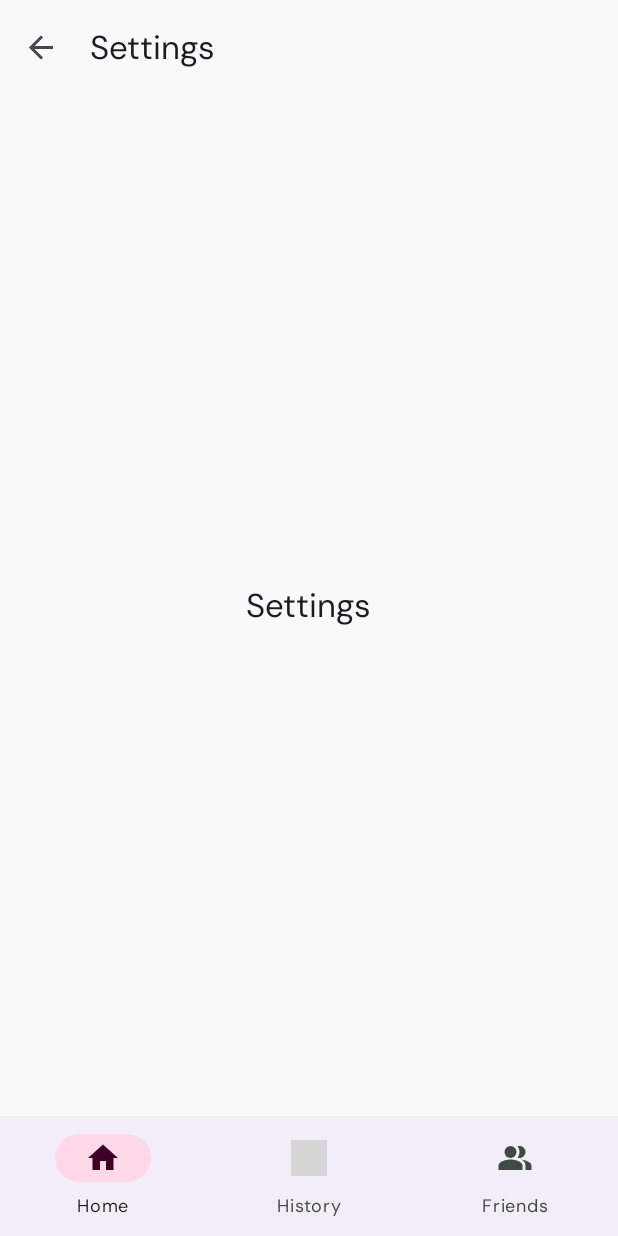
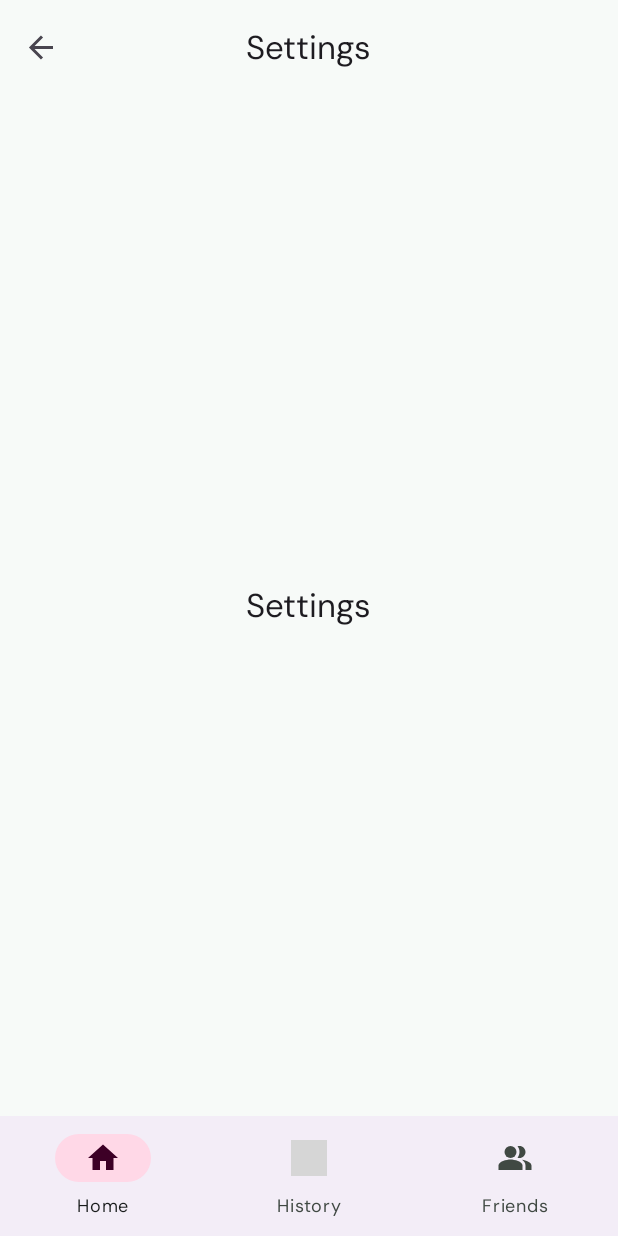
Before and after one commit to H3isenb3rg/MobileProgramming2023, an Android app: the HistoryFragment screen opened through its navigation route, after a tap on "Settings", on a phone screen of 412 x 824 dp. Run offline under Robolectric (Android 15) with nearby library versions, the phone set to English and light mode, and no system bars; our stand-ins replace navigation-ui; 1 statement that could not run was skipped; grey boxes are pictures that could not be loaded.

Commit message:
Refactor top app bar handling

```diff
--- a/app/src/main/java/it/unibs/mp/horace/HistoryFragment.kt
+++ b/app/src/main/java/it/unibs/mp/horace/HistoryFragment.kt
@@ -4,10 +4,9 @@ import android.os.Bundle
 import android.view.LayoutInflater
 import android.view.View
 import android.view.ViewGroup
-import androidx.fragment.app.Fragment
 import it.unibs.mp.horace.databinding.FragmentHistoryBinding
 
-class HistoryFragment : Fragment() {
+class HistoryFragment : TopLevelFragment() {
     private var _binding: FragmentHistoryBinding? = null
     private val binding get() = _binding!!
 
@@ -18,10 +17,6 @@ class HistoryFragment : Fragment() {
         return binding.root
     }
 
-    override fun onViewCreated(view: View, savedInstanceState: Bundle?) {
-        (requireActivity() as MainActivity).setupToolbar(binding.topBarContainer.topAppBar, true)
-    }
-
     override fun onDestroyView() {
         super.onDestroyView()
         _binding = null
--- a/app/src/main/java/it/unibs/mp/horace/HomeFragment.kt
+++ b/app/src/main/java/it/unibs/mp/horace/HomeFragment.kt
@@ -4,10 +4,9 @@ import android.os.Bundle
 import android.view.LayoutInflater
 import android.view.View
 import android.view.ViewGroup
-import androidx.fragment.app.Fragment
 import it.unibs.mp.horace.databinding.FragmentHomeBinding
 
-class HomeFragment : Fragment() {
+class HomeFragment : TopLevelFragment() {
     private var _binding: FragmentHomeBinding? = null
     private val binding get() = _binding!!
 
@@ -18,10 +17,6 @@ class HomeFragment : Fragment() {
         return binding.root
     }
 
-    override fun onViewCreated(view: View, savedInstanceState: Bundle?) {
-        (requireActivity() as MainActivity).setupToolbar(binding.topBarContainer.topAppBar, true)
-    }
-
     override fun onDestroyView() {
         super.onDestroyView()
         _binding = null
--- a/app/src/main/java/it/unibs/mp/horace/MainActivity.kt
+++ b/app/src/main/java/it/unibs/mp/horace/MainActivity.kt
@@ -2,17 +2,26 @@ package it.unibs.mp.horace
 
 import android.os.Bundle
 import androidx.appcompat.app.AppCompatActivity
-import androidx.appcompat.widget.Toolbar
 import androidx.core.view.WindowCompat
 import androidx.navigation.NavController
 import androidx.navigation.fragment.NavHostFragment
 import androidx.navigation.ui.AppBarConfiguration
+import androidx.navigation.ui.navigateUp
+import androidx.navigation.ui.setupActionBarWithNavController
 import androidx.navigation.ui.setupWithNavController
 import it.unibs.mp.horace.databinding.ActivityMainBinding
 
 class MainActivity : AppCompatActivity() {
     private lateinit var binding: ActivityMainBinding
     private lateinit var navController: NavController
+
+    // Top level destinations.
+    // Up action won't be shown in the top app bar on these screens.
+    private var appBarConfiguration: AppBarConfiguration = AppBarConfiguration(
+        setOf(
+            R.id.homeFragment, R.id.historyFragment, R.id.friendsFragment
+        )
+    )
 
     override fun onCreate(savedInstanceState: Bundle?) {
         super.onCreate(savedInstanceState)
@@ -29,36 +38,18 @@ class MainActivity : AppCompatActivity() {
         navController = host.navController
 
         setUpBottomNavigation()
+        setupActionBar()
     }
 
     /**
-     * Sets up toolbar to use navigation
+     * Sets up action bar to use navigation.
      */
-    fun setupToolbar(toolbar: Toolbar, hasSettings: Boolean = false) {
-        // Set top level destinations.
-        // Up action won't be shown in the top app bar on these screens.
-        val appBarConfiguration = AppBarConfiguration(
-            setOf(
-                R.id.homeFragment,
-                R.id.historyFragment,
-                R.id.friendsFragment
-            )
-        )
-        toolbar.setupWithNavController(navController, appBarConfiguration)
-        if (hasSettings) {
-            toolbar.setOnMenuItemClickListener {
-                when (it.itemId) {
-                    R.id.settings -> {
-                        val action =
-                            MainNavDirections.actionGlobalSettingsFragment()
-                        navController.navigate(action)
-                        true
-                    }
+    private fun setupActionBar() {
+        // Set material toolbar as action bar
+        setSupportActionBar(binding.topAppBar)
+        setupActionBarWithNavController(navController, appBarConfiguration)
 
-                    else -> false
-                }
-            }
-        }
+
     }
 
     /**
@@ -66,7 +57,6 @@ class MainActivity : AppCompatActivity() {
      */
     private fun setUpBottomNavigation() {
         binding.bottomNav.setupWithNavController(navController)
-
         binding.bottomNav.setOnItemSelectedListener { item ->
             when (item.itemId) {
                 R.id.home -> {
@@ -88,4 +78,8 @@ class MainActivity : AppCompatActivity() {
             }
         }
     }
+
+    override fun onSupportNavigateUp(): Boolean {
+        return navController.navigateUp(appBarConfiguration) || super.onSupportNavigateUp()
+    }
 }
--- /dev/null
+++ b/app/src/main/java/it/unibs/mp/horace/TopLevelFragment.kt
@@ -0,0 +1,33 @@
+package it.unibs.mp.horace
+
+import android.os.Bundle
+import android.view.Menu
+import android.view.MenuInflater
+import android.view.MenuItem
+import android.view.View
+import androidx.core.view.MenuHost
+import androidx.core.view.MenuProvider
+import androidx.fragment.app.Fragment
+import androidx.lifecycle.Lifecycle
+import androidx.navigation.findNavController
+
+abstract class TopLevelFragment : Fragment() {
+
+    override fun onViewCreated(view: View, savedInstanceState: Bundle?) {
+        val menuHost: MenuHost = requireActivity()
+        menuHost.addMenuProvider(object : MenuProvider {
+            override fun onCreateMenu(menu: Menu, menuInflater: MenuInflater) {
+                menuInflater.inflate(R.menu.top_level_top_menu, menu)
+            }
+
+            override fun onMenuItemSelected(menuItem: MenuItem): Boolean {
+                if (menuItem.itemId == R.id.settings) {
+                    val action = MainNavDirections.actionGlobalSettingsFragment()
+                    view.findNavController().navigate(action)
+                    return true
+                }
+                return false
+            }
+        }, viewLifecycleOwner, Lifecycle.State.RESUMED)
+    }
+}
--- a/app/src/main/res/layout/activity_main.xml
+++ b/app/src/main/res/layout/activity_main.xml
@@ -5,6 +5,32 @@
     android:layout_width="match_parent"
     android:layout_height="match_parent"
     tools:context=".MainActivity">
+
+    <androidx.coordinatorlayout.widget.CoordinatorLayout
+        android:id="@+id/topAppBarContainer"
+        android:layout_width="match_parent"
+        android:layout_height="wrap_content"
+        app:layout_constraintBottom_toTopOf="@+id/navHostFragment"
+        app:layout_constraintEnd_toEndOf="parent"
+        app:layout_constraintStart_toStartOf="parent"
+        app:layout_constraintTop_toTopOf="parent">
+
+        <com.google.android.material.appbar.AppBarLayout
+            android:layout_width="match_parent"
+            android:layout_height="wrap_content"
+            android:fitsSystemWindows="true"
+            app:liftOnScroll="true">
+
+            <com.google.android.material.appbar.MaterialToolbar
+                android:id="@+id/topAppBar"
+                android:layout_width="match_parent"
+                android:layout_height="?attr/actionBarSize"
+                app:title="@string/horace"
+                app:titleCentered="true" />
+
+        </com.google.android.material.appbar.AppBarLayout>
+
+    </androidx.coordinatorlayout.widget.CoordinatorLayout>
 
     <androidx.fragment.app.FragmentContainerView
         android:id="@+id/navHostFragment"
@@ -15,7 +41,7 @@
         app:layout_constraintBottom_toTopOf="@id/bottomNav"
         app:layout_constraintEnd_toEndOf="parent"
         app:layout_constraintStart_toStartOf="parent"
-        app:layout_constraintTop_toTopOf="parent"
+        app:layout_constraintTop_toBottomOf="@id/topAppBarContainer"
         app:navGraph="@navigation/nav_graph" />
 
     <com.google.android.material.bottomnavigation.BottomNavigationView
--- a/app/src/main/res/layout/fragment_settings.xml
+++ b/app/src/main/res/layout/fragment_settings.xml
@@ -1,28 +1,10 @@
 <?xml version="1.0" encoding="utf-8"?>
-<androidx.constraintlayout.widget.ConstraintLayout xmlns:android="http://schemas.android.com/apk/res/android"
-    xmlns:app="http://schemas.android.com/apk/res-auto"
+<LinearLayout xmlns:android="http://schemas.android.com/apk/res/android"
     xmlns:tools="http://schemas.android.com/tools"
     android:layout_width="match_parent"
     android:layout_height="match_parent"
+    android:gravity="center_vertical|center_horizontal"
     tools:context=".FriendsFragment">
-
-    <include
-        android:id="@+id/topBarContainer"
-        layout="@layout/nested_app_bar"
-        app:layout_constraintBottom_toTopOf="@id/body"
-        app:layout_constraintEnd_toEndOf="parent"
-        app:layout_constraintStart_toStartOf="parent"
-        app:layout_constraintTop_toTopOf="parent" />
-
-    <LinearLayout
-        android:id="@+id/body"
-        android:layout_width="match_parent"
-        android:layout_height="0dp"
-        android:gravity="center_vertical|center_horizontal"
-        app:layout_constraintBottom_toBottomOf="parent"
-        app:layout_constraintEnd_toEndOf="parent"
-        app:layout_constraintStart_toStartOf="parent"
-        app:layout_constraintTop_toBottomOf="@id/topBarContainer">
 
     <TextView
         android:layout_width="wrap_content"
@@ -31,5 +13,3 @@
         android:textAppearance="?attr/textAppearanceTitleLarge" />
 
 </LinearLayout>
-
-</androidx.constraintlayout.widget.ConstraintLayout>
--- a/app/src/main/res/layout/nested_app_bar.xml
+++ /dev/null
@@ -1,25 +0,0 @@
-<?xml version="1.0" encoding="utf-8"?>
-<androidx.coordinatorlayout.widget.CoordinatorLayout xmlns:android="http://schemas.android.com/apk/res/android"
-    xmlns:app="http://schemas.android.com/apk/res-auto"
-    xmlns:tools="http://schemas.android.com/tools"
-    android:layout_width="match_parent"
-    android:layout_height="wrap_content"
-    tools:showIn="@layout/fragment_settings">
-
-    <com.google.android.material.appbar.AppBarLayout
-        android:id="@+id/appBarLayout"
-        android:layout_width="match_parent"
-        android:layout_height="wrap_content"
-        android:fitsSystemWindows="true"
-        app:liftOnScroll="true">
-
-        <com.google.android.material.appbar.MaterialToolbar
-            android:id="@+id/topAppBar"
-            android:layout_width="match_parent"
-            android:layout_height="?attr/actionBarSize"
-            app:menu="@menu/nested_top_menu"
-            app:title="@string/settings" />
-
-    </com.google.android.material.appbar.AppBarLayout>
-
-</androidx.coordinatorlayout.widget.CoordinatorLayout>
```
Also changed, not shown: app/src/main/java/it/unibs/mp/horace/FriendsFragment.kt (+1 -6 lines), app/src/main/res/layout/fragment_friends.xml (+2 -22 lines), app/src/main/res/layout/fragment_history.xml (+2 -22 lines), app/src/main/res/layout/fragment_home.xml (+2 -22 lines), app/src/main/res/layout/top_level_app_bar.xml (deleted, +0 -26 lines). Lines whose indentation alone changed are shown as unchanged.
